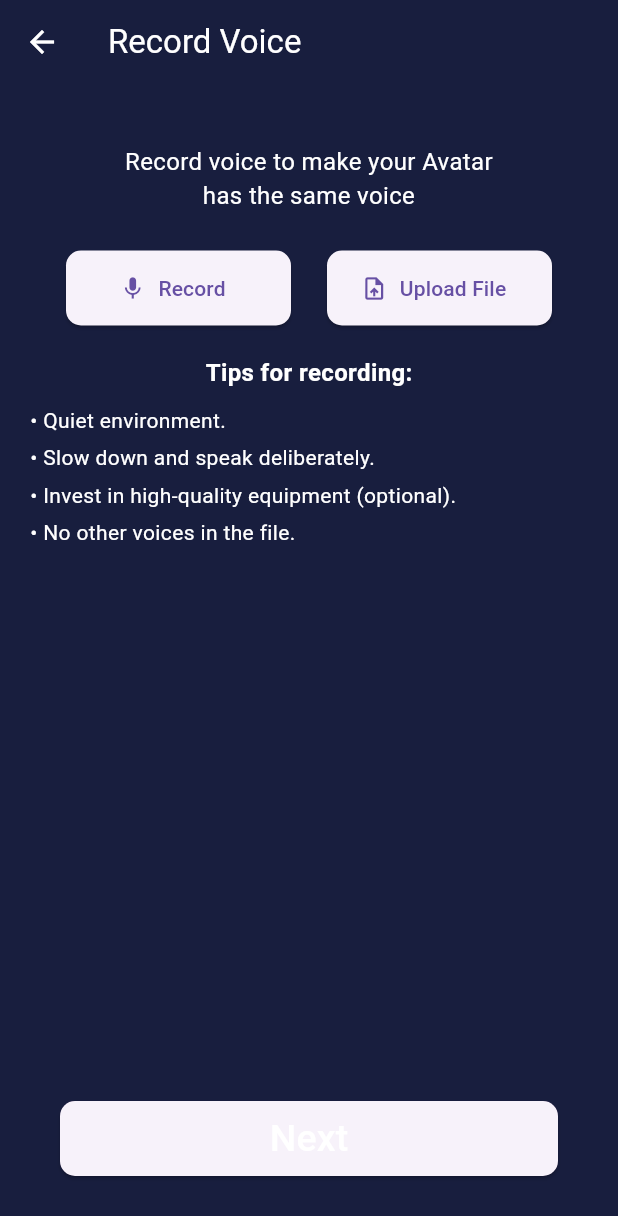
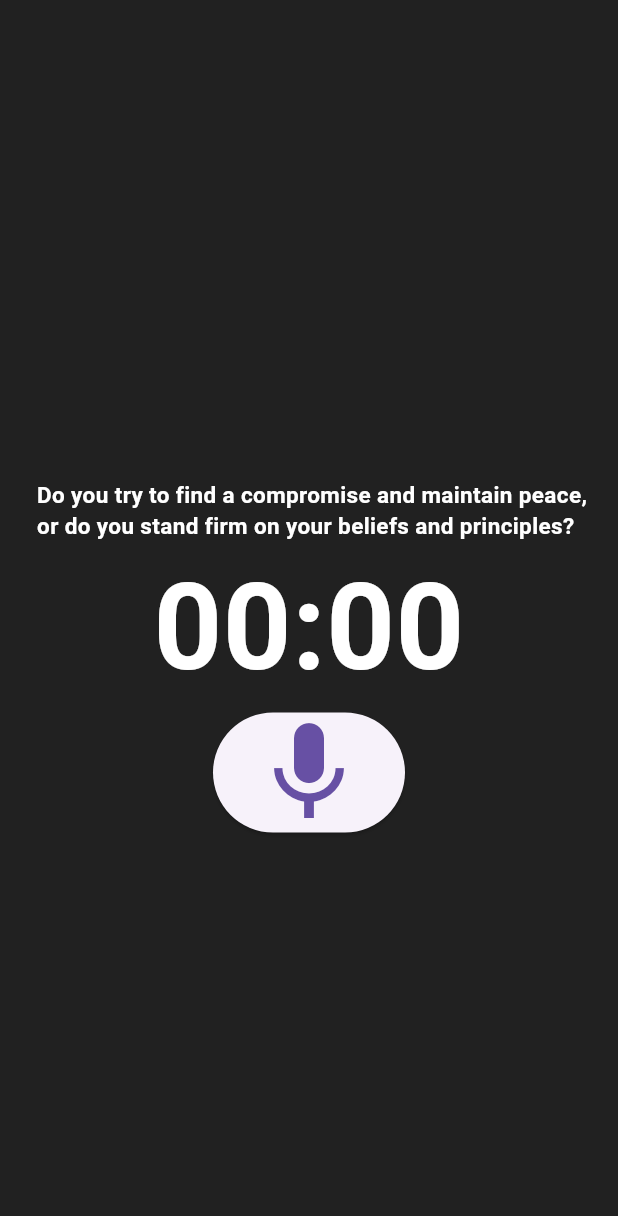
Before and after one commit to kkarimwahba/Digi, a Flutter app: the RecordVoicePage screen opened directly, after a tap on "Record", on a phone screen of 412 x 824 dp. Shown: the top 1216 px of the screen. Run offline on Flutter 3.47's test engine with Material 3 defaults, Android fonts, the phone set to English and light mode, and no system bars; our stand-ins replace cloud_firestore, firebase_auth, firebase_core, firebase_storage, image_picker, permission_handler; missing offline and left inert: flutter_sound, model_viewer_plus; accounts and stored records are empty.

Commit message:
audio-recoder & frebase setup users data

```diff
--- a/lib/main.dart
+++ b/lib/main.dart
@@ -1,4 +1,4 @@
-import 'package:digi2/signup.dart';
+import 'package:digi2/screens/signup.dart';
 import 'package:flutter/foundation.dart';
 import 'package:flutter/material.dart';
 import 'package:permission_handler/permission_handler.dart';
--- a/lib/models/user.dart
+++ b/lib/models/user.dart
@@ -1,4 +1,4 @@
-import 'package:digi2/signup.dart';
+import 'package:digi2/screens/signup.dart';
 import 'package:firebase_auth/firebase_auth.dart';
 
 User? user = FirebaseAuth.instance.currentUser;
--- /dev/null
+++ b/lib/screens/audiorecord.dart
@@ -0,0 +1,112 @@
+import 'dart:io';
+
+import 'package:flutter/material.dart';
+import 'package:flutter_sound/flutter_sound.dart';
+import 'package:permission_handler/permission_handler.dart';
+
+class audioRecord extends StatefulWidget {
+  audioRecord({Key? key}) : super(key: key);
+
+  @override
+  _audioRecordState createState() => _audioRecordState();
+}
+
+class _audioRecordState extends State<audioRecord> {
+  final recorder = FlutterSoundRecorder();
+  bool isRecorderReady = false;
+
+  @override
+  void initState() {
+    super.initState();
+    initRecorder();
+  }
+
+  @override
+  void dispose() {
+    recorder.closeRecorder();
+    super.dispose();
+  }
+
+  Future record() async {
+    await recorder.startRecorder(toFile: 'audio');
+  }
+
+  Future stop() async {
+    if (!isRecorderReady) return;
+    final path = await recorder.stopRecorder();
+    final audioFile = File(path!);
+
+    print('Recorder audio: $audioFile');
+  }
+
+  Future initRecorder() async {
+    final status = await Permission.microphone.request();
+    if (status != PermissionStatus.granted) {
+      throw 'Microphone permission not granted';
+    }
+    await recorder.openRecorder();
+    isRecorderReady = true;
+    recorder.setSubscriptionDuration(
+      const Duration(milliseconds: 500),
+    );
+  }
+
+  @override
+  Widget build(BuildContext context) {
+    return Scaffold(
+      backgroundColor: Colors.grey.shade900,
+      body: Center(
+        child: Column(
+          mainAxisAlignment: MainAxisAlignment.center,
+          children: [
+            Container(
+              padding: EdgeInsets.only(top: 50.0), // Padding for top space
+              child: Text(
+                ' Do you try to find a compromise and maintain peace,\n or do you stand firm on your beliefs and principles?',
+                style: TextStyle(
+                  fontSize: 15,
+                  fontWeight: FontWeight.bold,
+                  color: Colors.white,
+                ),
+              ),
+            ),
+            StreamBuilder<RecordingDisposition>(
+              stream: recorder.onProgress,
+              builder: (context, snapshot) {
+                final duration =
+                    snapshot.hasData ? snapshot.data!.duration : Duration.zero;
+                String twoDigits(int n) => n.toString().padLeft(2, '0');
+                final twoDigitMinutes =
+                    twoDigits(duration.inMinutes.remainder(60));
+                final twoDigitSeconds =
+                    twoDigits(duration.inSeconds.remainder(60));
+                return Text(
+                  '$twoDigitMinutes:$twoDigitSeconds',
+                  style: const TextStyle(
+                    fontSize: 80,
+                    fontWeight: FontWeight.bold,
+                    color: Colors.white,
+                  ),
+                );
+              },
+            ),
+            ElevatedButton(
+              child: Icon(
+                recorder.isRecording ? Icons.stop : Icons.mic,
+                size: 80,
+              ),
+              onPressed: () async {
+                if (recorder.isRecording) {
+                  await stop();
+                } else {
+                  await record();
+                }
+                setState(() {});
+              },
+            ),
+          ],
+        ),
+      ),
+    );
+  }
+}
--- a/lib/login.dart
+++ b/lib/screens/login.dart
@@ -1,6 +1,6 @@
-import 'package:digi2/home.dart';
+import 'package:digi2/screens/home.dart';
 import 'package:digi2/services/firebase_auth.dart';
-import 'package:digi2/signup.dart';
+import 'package:digi2/screens/signup.dart';
 import 'package:flutter/material.dart';
 
 TextEditingController emailController = TextEditingController();
--- a/lib/recordVoice.dart
+++ b/lib/screens/recordVoice.dart
@@ -1,4 +1,5 @@
-import 'package:digi2/congrats.dart';
+import 'package:digi2/screens/audiorecord.dart';
+import 'package:digi2/screens/congrats.dart';
 import 'package:flutter/material.dart';
 
 class RecordVoicePage extends StatefulWidget {
@@ -35,7 +36,13 @@ class _RecordVoicePageState extends State<RecordVoicePage> {
               mainAxisAlignment: MainAxisAlignment.spaceEvenly,
               children: [
                 ElevatedButton.icon(
-                  onPressed: () {},
+                  onPressed: () {
+                    Navigator.of(context).push(MaterialPageRoute(
+                      builder: (c) {
+                        return audioRecord();
+                      },
+                    ));
+                  },
                   icon: const Icon(Icons.mic), // Add mic icon
                   label: const Text('Record'),
                   style: ElevatedButton.styleFrom(
--- a/pubspec.yaml
+++ b/pubspec.yaml
@@ -47,6 +47,8 @@ dependencies:
   firebase_auth: ^4.17.7
   cloud_firestore: ^4.13.6
   uuid: ^4.3.3
+  firebase_storage: ^11.7.1
+  flutter_sound: ^9.4.6
   #flutter_tts: ^3.8.5
   #speech_to_text: ^6.6.1
   #o3d: ^3.1.0
```
Also changed, not shown: lib/screens/congrats.dart (renamed from lib/congrats.dart, +4 -4 lines), lib/screens/gender.dart (renamed from lib/gender.dart, +13 -7 lines), lib/screens/home.dart (renamed from lib/home.dart, +14 -4 lines), lib/screens/signup.dart (renamed from lib/signup.dart, +5 -3 lines), lib/screens/uploadImage.dart (renamed from lib/uploadImage.dart, +53 -26 lines), lib/services/firebase_auth.dart (+32 -0 lines), lib/screens/avatar.dart (renamed from lib/avatar.dart), lib/screens/speech.dart (renamed from lib/speech.dart), lib/screens/talking.dart (renamed from lib/talking.dart), lib/screens/test.dart (renamed from lib/test.dart), lib/screens/voice.dart (renamed from lib/voice.dart), pubspec.lock, 4 other files.
